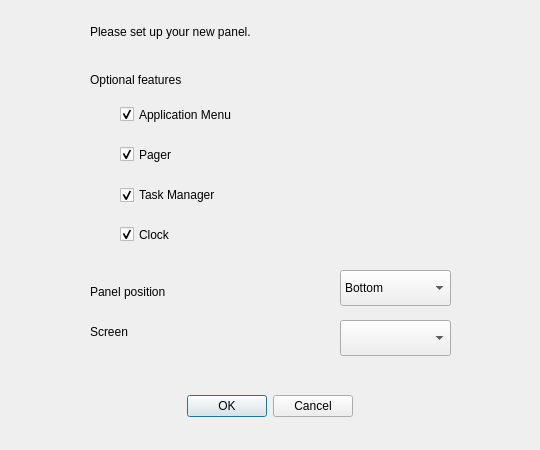
This is src/view/add_panel_dialog.ui in dangvd/crystal-dock as Qt 5 draws it before an edit. The edited form follows.
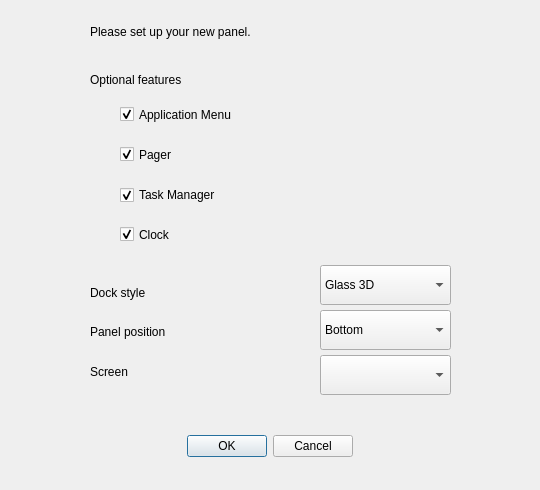
This is the edited form.

Commit message: Adds dock style option into Welcome dialog #54

```diff
--- a/src/view/add_panel_dialog.ui
+++ b/src/view/add_panel_dialog.ui
@@ -7,7 +7,7 @@
     <x>0</x>
     <y>0</y>
     <width>540</width>
-    <height>450</height>
+    <height>490</height>
    </rect>
   </property>
   <property name="windowTitle">
@@ -17,7 +17,7 @@
    <property name="geometry">
     <rect>
      <x>70</x>
-     <y>390</y>
+     <y>430</y>
      <width>400</width>
      <height>32</height>
     </rect>
@@ -36,7 +36,7 @@
    <property name="geometry">
     <rect>
      <x>90</x>
-     <y>280</y>
+     <y>320</y>
      <width>210</width>
      <height>23</height>
     </rect>
@@ -48,10 +48,10 @@
   <widget class="QComboBox" name="position">
    <property name="geometry">
     <rect>
-     <x>340</x>
-     <y>270</y>
-     <width>111</width>
-     <height>36</height>
+     <x>320</x>
+     <y>310</y>
+     <width>131</width>
+     <height>40</height>
     </rect>
    </property>
    <property name="currentIndex">
@@ -82,7 +82,7 @@
    <property name="geometry">
     <rect>
      <x>90</x>
-     <y>320</y>
+     <y>360</y>
      <width>210</width>
      <height>23</height>
     </rect>
@@ -94,10 +94,10 @@
   <widget class="QComboBox" name="screen">
    <property name="geometry">
     <rect>
-     <x>340</x>
-     <y>320</y>
-     <width>111</width>
-     <height>36</height>
+     <x>320</x>
+     <y>355</y>
+     <width>131</width>
+     <height>40</height>
     </rect>
    </property>
   </widget>
@@ -191,6 +191,39 @@
     <bool>true</bool>
    </property>
   </widget>
+  <widget class="QLabel" name="styleLabel">
+   <property name="geometry">
+    <rect>
+     <x>90</x>
+     <y>280</y>
+     <width>210</width>
+     <height>26</height>
+    </rect>
+   </property>
+   <property name="text">
+    <string>Dock style</string>
+   </property>
+  </widget>
+  <widget class="QComboBox" name="style">
+   <property name="geometry">
+    <rect>
+     <x>320</x>
+     <y>265</y>
+     <width>131</width>
+     <height>40</height>
+    </rect>
+   </property>
+   <item>
+    <property name="text">
+     <string>Glass 3D</string>
+    </property>
+   </item>
+   <item>
+    <property name="text">
+     <string>Flat 2D</string>
+    </property>
+   </item>
+  </widget>
  </widget>
  <resources/>
  <connections>
```
Left out of the diff: 4 changed lines with no effect on the pictures. The commit also changes 1 other file.
